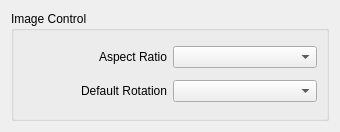
Before: the Qt Designer form client/nx_client_desktop/src/nx/client/desktop/resource_properties/camera/widgets/image_control_widget.ui in networkoptix/nx_open, drawn with Qt 5.
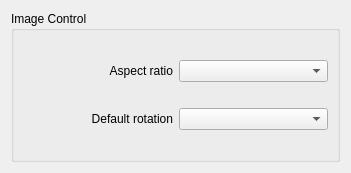
After: the same form once the commit is applied.

What changed in the file:
```diff
--- a/client/nx_client_desktop/src/nx/client/desktop/resource_properties/camera/widgets/image_control_widget.ui
+++ b/client/nx_client_desktop/src/nx/client/desktop/resource_properties/camera/widgets/image_control_widget.ui
@@ -6,8 +6,8 @@
    <rect>
     <x>0</x>
     <y>0</y>
-    <width>340</width>
-    <height>132</height>
+    <width>351</width>
+    <height>173</height>
    </rect>
   </property>
   <layout class="QVBoxLayout" name="verticalLayout">
@@ -23,7 +23,7 @@
       <item row="0" column="0">
        <widget class="QLabel" name="aspectRatioLabel">
         <property name="text">
-         <string>Aspect Ratio</string>
+         <string>Aspect ratio</string>
         </property>
         <property name="alignment">
          <set>Qt::AlignRight|Qt::AlignTrailing|Qt::AlignVCenter</set>
@@ -36,7 +36,7 @@
       <item row="1" column="0">
        <widget class="QLabel" name="rotationLabel">
         <property name="text">
-         <string>Default Rotation</string>
+         <string>Default rotation</string>
         </property>
         <property name="alignment">
          <set>Qt::AlignRight|Qt::AlignTrailing|Qt::AlignVCenter</set>
```
